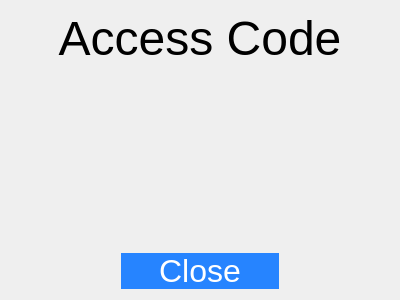
hackpulsar/storage-crab-desktop, file forms/share_code_dialog.ui: the form before one commit.
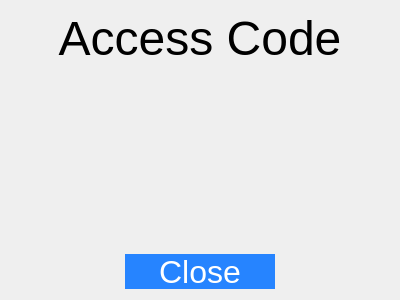
The form after the commit.

Diff of the .ui file:
```diff
--- a/forms/share_code_dialog.ui
+++ b/forms/share_code_dialog.ui
@@ -13,7 +13,10 @@
   <property name="windowTitle">
    <string>Dialog</string>
   </property>
-  <layout class="QVBoxLayout" name="verticalLayout_2" stretch="0,1,0">
+  <layout class="QVBoxLayout" name="verticalLayout_2" stretch="0,0,1,0,0">
+   <property name="sizeConstraint">
+    <enum>QLayout::SetNoConstraint</enum>
+   </property>
    <item>
     <widget class="QLabel" name="accessCodeLabel">
      <property name="font">
@@ -30,10 +33,28 @@
     </widget>
    </item>
    <item>
+    <spacer name="verticalSpacer_2">
+     <property name="orientation">
+      <enum>Qt::Vertical</enum>
+     </property>
+     <property name="sizeHint" stdset="0">
+      <size>
+       <width>20</width>
+       <height>40</height>
+      </size>
+     </property>
+    </spacer>
+   </item>
+   <item>
+    <layout class="QHBoxLayout" name="horizontalLayout" stretch="1,0">
+     <property name="topMargin">
+      <number>0</number>
+     </property>
+     <item>
     <widget class="QLabel" name="codeLabel">
      <property name="font">
       <font>
-       <pointsize>64</pointsize>
+         <pointsize>56</pointsize>
       </font>
      </property>
      <property name="text">
@@ -43,6 +64,38 @@
       <set>Qt::AlignCenter</set>
      </property>
     </widget>
+     </item>
+     <item>
+      <widget class="QPushButton" name="copyButton">
+       <property name="styleSheet">
+        <string notr="true">border: none;
+background: transparent;</string>
+       </property>
+       <property name="text">
+        <string/>
+       </property>
+       <property name="iconSize">
+        <size>
+         <width>32</width>
+         <height>32</height>
+        </size>
+       </property>
+      </widget>
+     </item>
+    </layout>
+   </item>
+   <item>
+    <spacer name="verticalSpacer">
+     <property name="orientation">
+      <enum>Qt::Vertical</enum>
+     </property>
+     <property name="sizeHint" stdset="0">
+      <size>
+       <width>20</width>
+       <height>40</height>
+      </size>
+     </property>
+    </spacer>
    </item>
    <item>
     <layout class="QHBoxLayout" name="buttonsLayout" stretch="0">
@@ -69,6 +122,12 @@
          <height>35</height>
         </size>
        </property>
+       <property name="maximumSize">
+        <size>
+         <width>150</width>
+         <height>35</height>
+        </size>
+       </property>
        <property name="font">
         <font>
          <pointsize>24</pointsize>
```
Lines whose indentation alone changed are shown as unchanged.
